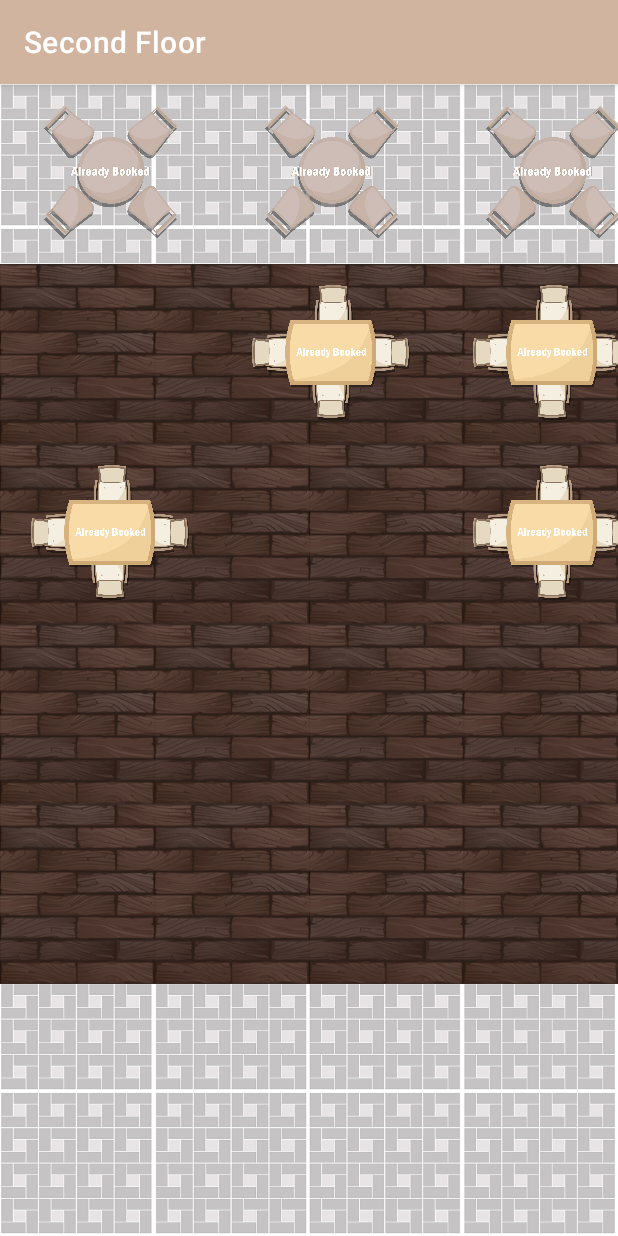
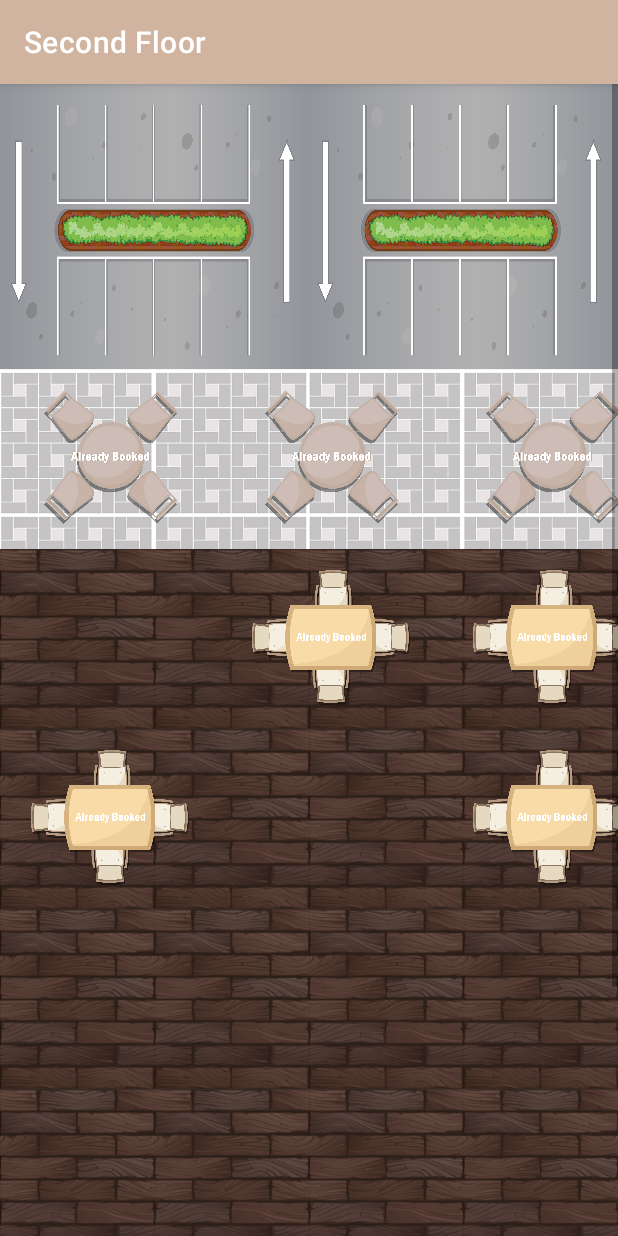
Before and after one commit to Quick-AP/QuickAP, an Android app: the screen it shows after launch (SecondFloor), after a tap on "MAP", on a phone screen of 412 x 824 dp. Run offline under Robolectric (Android 15) with nearby library versions, the phone set to English and light mode, and no system bars; our stand-ins replace navigation-ui; 2 statements that could not run were skipped.

Commit message:
Floor 2 Debug

```diff
--- a/app/src/main/res/layout/floor_second.xml
+++ b/app/src/main/res/layout/floor_second.xml
@@ -9,10 +9,11 @@
     <TableLayout
         android:layout_width="match_parent"
         android:layout_height="wrap_content">
-<!--        <LinearLayout-->
-<!--            android:layout_width="601dp"-->
-<!--            android:layout_height="190dp"-->
-<!--            android:background="@drawable/street_1" />-->
+        <ImageView
+            android:layout_width="601dp"
+            android:layout_height="190dp"
+            android:contentDescription="@string/empty_part"
+            android:background="@drawable/street_1" />
 
         <TableRow
             android:layout_width="610dp"
@@ -123,9 +124,10 @@
                     app:srcCompat="@drawable/stair_sec" />
             </TableRow>
         </LinearLayout>
-<!--        <LinearLayout-->
-<!--            android:layout_width="601dp"-->
-<!--            android:layout_height="190dp"-->
-<!--            android:background="@drawable/street_1" />-->
+        <ImageView
+            android:layout_width="601dp"
+            android:layout_height="190dp"
+            android:contentDescription="@string/empty_part"
+            android:background="@drawable/street_1" />
     </TableLayout>
 </ScrollView>
```
